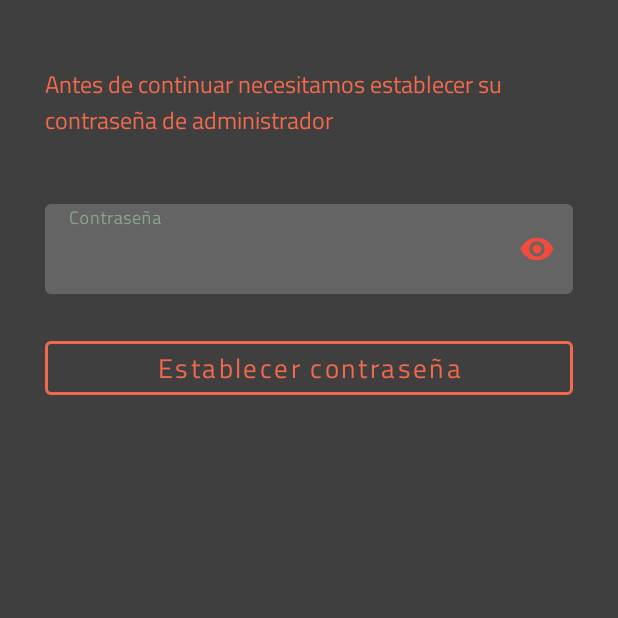
After one commit to SrCrux/Inin, an Android app: the SetPasswordAdministradorActivity screen opened directly, with no data from a screen before it, on a phone screen of 412 x 824 dp, the top half of it. The commit adds this screen. Run offline under Robolectric (Android 15) with nearby library versions, the phone set to English and light mode, and no system bars.

Commit message:
Registro de empresas e inicio de sesión terminado + Contraseña Admin y clases Usuario

```diff
--- a/app/src/main/AndroidManifest.xml
+++ b/app/src/main/AndroidManifest.xml
@@ -13,10 +13,13 @@
         android:theme="@style/Base.Theme.Inin"
         tools:targetApi="31" >
         <activity
+            android:name=".SetPasswordAdministradorActivity"
+            android:exported="false" />
+        <activity
             android:name=".RegistroEmpresasActivity"
             android:exported="false" />
         <activity
-            android:name=".RegistroUsuariosActivity"
+            android:name=".UsuariosActivity"
             android:exported="false" />
         <activity
             android:name=".InicioSesionEmpresasActivity"
--- a/app/src/main/java/com/example/inin/daoEmpresa.java
+++ b/app/src/main/java/com/example/inin/EmpresaDao.java
@@ -4,21 +4,15 @@ import android.content.ContentValues;
 import android.content.Context;
 import android.database.Cursor;
 import android.database.sqlite.SQLiteDatabase;
-import java.util.ArrayList;
 
-public class daoEmpresa {
+public class EmpresaDao {
 
     private final SQLiteDatabase database;
-    private final Context ct;
-    private final String nombreBdEmpresa = "BDEmpresa";
-    private final String CREAR_TABLA="create table if not exists empresa(idEmpresa integer primary key autoincrement, nombreEmpresa text, nifEmpresa text)";
-    private final String SELECT_EMPRESA_NOMBRE ="select * from empresa where upper(nombreEmpresa) = upper(?)";
-    private final String SELECT_EMPRESA_NIF ="select * from empresa where upper(nifEmpresa) = upper(?)";
+    private final String SELECT_EMPRESA_NOMBRE = "select * from empresa where upper(nombreEmpresa) = upper(?)";
+    private final String SELECT_EMPRESA_NIF = "select * from empresa where upper(nifEmpresa) = upper(?)";
 
-    public daoEmpresa(Context context) {
-        this.ct = context;
-        database = context.openOrCreateDatabase(nombreBdEmpresa,Context.MODE_PRIVATE,null);
-        database.execSQL(CREAR_TABLA);
+    public EmpresaDao(Context context) {
+        database = DataBase.getDatabase();
     }
 
     public Empresa getEmpresaPorNombre(String nombreEmpresa) {
@@ -54,17 +48,10 @@ public class daoEmpresa {
     }
 
     public boolean addEmpresa(String nombreEmpresa, String nifEmpresa) {
-        // Crear un ContentValues para almacenar los valores que se insertarán en la base de datos
         ContentValues values = new ContentValues();
         values.put("nombreEmpresa", nombreEmpresa);
         values.put("nifEmpresa", nifEmpresa);
-
-        // Insertar la empresa en la base de datos
         long result = database.insert("empresa", null, values);
-
-        // Comprobar si la inserción fue exitosa
-        return result != -1; // Si result es -1, significa que la inserción falló
+        return result != -1;
     }
-
-
 }
--- a/app/src/main/java/com/example/inin/PantallaCargaActivity.java
+++ b/app/src/main/java/com/example/inin/PantallaCargaActivity.java
@@ -23,6 +23,8 @@ public class PantallaCargaActivity extends AppCompatActivity {
             return insets;
         });
 
+        DataBase.openOrCreateDatabase(this);
+
         new Handler().postDelayed(new Runnable() {
             @Override
             public void run() {
--- /dev/null
+++ b/app/src/main/java/com/example/inin/SetPasswordAdministradorActivity.java
@@ -0,0 +1,112 @@
+package com.example.inin;
+
+import android.annotation.SuppressLint;
+import android.content.Intent;
+import android.graphics.Color;
+import android.os.Bundle;
+import android.view.MotionEvent;
+import android.widget.Button;
+import android.widget.Toast;
+
+import androidx.activity.EdgeToEdge;
+import androidx.appcompat.app.AppCompatActivity;
+import androidx.core.content.ContextCompat;
+import androidx.core.graphics.Insets;
+import androidx.core.view.ViewCompat;
+import androidx.core.view.WindowInsetsCompat;
+
+import com.google.android.material.textfield.TextInputEditText;
+import com.google.android.material.textfield.TextInputLayout;
+
+public class SetPasswordAdministradorActivity extends AppCompatActivity {
+
+    private Button establecerPassword;
+    private TextInputEditText passwordText;
+    private TextInputLayout passwordLayout;
+    private EmpresaDao empresaDao;
+    private UsuarioDao usuarioDao;
+
+    @Override
+    protected void onCreate(Bundle savedInstanceState) {
+        super.onCreate(savedInstanceState);
+        EdgeToEdge.enable(this);
+        setContentView(R.layout.activity_set_password_administrador);
+        ViewCompat.setOnApplyWindowInsetsListener(findViewById(R.id.main), (v, insets) -> {
+            Insets systemBars = insets.getInsets(WindowInsetsCompat.Type.systemBars());
+            v.setPadding(systemBars.left, systemBars.top, systemBars.right, systemBars.bottom);
+            return insets;
+        });
+
+        establecerPassword = findViewById(R.id.establecerPassword_btn);
+        passwordText = findViewById(R.id.textInputEditTextPasswordAdministrador);
+        passwordLayout = findViewById(R.id.textInputLayoutPasswordAdministrador);
+        empresaDao = new EmpresaDao(this);
+        usuarioDao = new UsuarioDao(this);
+
+        limpiarErrorPassword();
+        pulsarBotonEstablecerPassword();
+        cambiarColorPresionarBotonEstablecerPassword();
+
+
+    }
+public void pulsarBotonEstablecerPassword(){
+
+        establecerPassword.setOnClickListener(v -> {
+            String nombreEmpresa = RegistroEmpresasActivity.getNombreEmpresa();
+            String nifEmpresa = RegistroEmpresasActivity.getNifEmpresa();
+            String password = passwordText.getText().toString().trim();
+            String nombreUsuario = "Administrador";
+            boolean addEmpresa;
+            boolean addUsuario;
+
+            if (password.length()<8){
+                passwordLayout.setError("La contraseña debe tener al menos 8 caracteres.");
+            }else{
+                passwordLayout.setError(null);
+                addEmpresa = empresaDao.addEmpresa(nombreEmpresa, nifEmpresa);
+                addUsuario = usuarioDao.addUsuario(nombreUsuario,password,null,true,empresaDao.getEmpresaPorNombre(nombreEmpresa).getIdEmpresa());
+                if (!addEmpresa || !addUsuario){
+                    passwordLayout.setError("Error en el sistema al registrar empresa.");
+                }else {
+                    Toast.makeText(v.getContext(), "Registro realizado con exito", Toast.LENGTH_SHORT).show();
+                    Intent i = new Intent(SetPasswordAdministradorActivity.this, UsuariosActivity.class);
+                    startActivity(i);
+                }
+            }
+    });
+}
+
+public void limpiarErrorPassword(){
+
+        passwordText.setOnClickListener(v -> {
+
+            passwordLayout.setError(null);
+
+    });
+
+}
+
+    @SuppressLint("ClickableViewAccessibility")
+    public void cambiarColorPresionarBotonEstablecerPassword() {
+
+        int colorPresionado = ContextCompat.getColor(this, R.color.colorPrimaryWhite);
+        int colorNormal = Color.TRANSPARENT;
+
+        establecerPassword.setOnTouchListener((v, event) -> {
+            switch (event.getAction()) {
+                case MotionEvent.ACTION_DOWN:
+                    // Cambiar el color cuando se presiona
+                    establecerPassword.setBackgroundColor(colorPresionado);
+                    break;
+                case MotionEvent.ACTION_UP:
+                case MotionEvent.ACTION_CANCEL:
+                    // Cambiar el color de vuelta cuando se suelta
+                    establecerPassword.setBackgroundColor(colorNormal);
+                    break;
+            }
+            return false;
+        });
+    }
+
+
+}
--- /dev/null
+++ b/app/src/main/java/com/example/inin/UsuarioDao.java
@@ -0,0 +1,28 @@
+package com.example.inin;
+
+import android.content.ContentValues;
+import android.content.Context;
+import android.database.sqlite.SQLiteDatabase;
+
+public class UsuarioDao {
+
+    private final SQLiteDatabase database;
+
+
+    public UsuarioDao(Context context) {
+        database = DataBase.getDatabase();
+    }
+
+    public boolean addUsuario(String nombreUsuario, String passwordUsuario, String pinUsuario, boolean admin, int idEmpresa ){
+
+        ContentValues values = new ContentValues();
+        values.put("nombreUsuario", nombreUsuario);
+        values.put("passwordUsuario", passwordUsuario);
+        values.put("pinUsuario", pinUsuario);
+        values.put("admin", admin);
+        values.put("idEmpresa",idEmpresa);
+        long result = database.insert("usuario",null,values);
+        return result !=-1;
+    }
+
+}
--- a/app/src/main/java/com/example/inin/RegistroUsuariosActivity.java
+++ b/app/src/main/java/com/example/inin/UsuariosActivity.java
@@ -10,7 +10,7 @@ import androidx.core.graphics.Insets;
 import androidx.core.view.ViewCompat;
 import androidx.core.view.WindowInsetsCompat;
 
-public class RegistroUsuariosActivity extends AppCompatActivity {
+public class UsuariosActivity extends AppCompatActivity {
 
     private long botonRetrocederTiempo;
     private static final int INTERVALO_TIEMPO_SALIR = 2000;
@@ -19,7 +19,7 @@ public class RegistroUsuariosActivity extends AppCompatActivity {
     protected void onCreate(Bundle savedInstanceState) {
         super.onCreate(savedInstanceState);
         EdgeToEdge.enable(this);
-        setContentView(R.layout.activity_registro_usuarios);
+        setContentView(R.layout.activity_usuarios);
         ViewCompat.setOnApplyWindowInsetsListener(findViewById(R.id.main), (v, insets) -> {
             Insets systemBars = insets.getInsets(WindowInsetsCompat.Type.systemBars());
             v.setPadding(systemBars.left, systemBars.top, systemBars.right, systemBars.bottom);
--- a/app/src/main/res/layout/activity_registro_empresas.xml
+++ b/app/src/main/res/layout/activity_registro_empresas.xml
@@ -42,6 +42,7 @@
         android:layout_width="0dp"
         android:layout_height="wrap_content"
         android:layout_marginTop="15dp"
+        android:fontFamily="@font/tw_regular"
         android:text="@string/textoRegistro2_text"
         android:textColor="@color/colorSecondary"
         android:textSize="16sp"
--- /dev/null
+++ b/app/src/main/res/layout/activity_set_password_administrador.xml
@@ -0,0 +1,73 @@
+<?xml version="1.0" encoding="utf-8"?>
+<androidx.constraintlayout.widget.ConstraintLayout xmlns:android="http://schemas.android.com/apk/res/android"
+    xmlns:app="http://schemas.android.com/apk/res-auto"
+    xmlns:tools="http://schemas.android.com/tools"
+    android:id="@+id/main"
+    android:layout_width="match_parent"
+    android:layout_height="match_parent"
+    android:background="@color/colorPrimary"
+    tools:context=".SetPasswordAdministradorActivity">
+
+    <androidx.constraintlayout.widget.Guideline
+        android:id="@+id/guideline"
+        android:layout_width="wrap_content"
+        android:layout_height="wrap_content"
+        android:orientation="vertical"
+        app:layout_constraintGuide_begin="30dp" />
+
+    <androidx.constraintlayout.widget.Guideline
+        android:id="@+id/guideline2"
+        android:layout_width="wrap_content"
+        android:layout_height="wrap_content"
+        android:orientation="vertical"
+        app:layout_constraintGuide_end="30dp" />
+
+    <TextView
+        android:id="@+id/textView2"
+        android:layout_width="0dp"
+        android:layout_height="wrap_content"
+        android:layout_marginTop="44dp"
+        android:text="@string/setPasswordAdministrador_txt"
+        android:fontFamily="@font/tw_regular"
+        android:textColor="@color/colorSecondary"
+        android:textSize="16sp"
+        app:layout_constraintEnd_toStartOf="@+id/guideline2"
+        app:layout_constraintStart_toStartOf="@+id/guideline"
+        app:layout_constraintTop_toTopOf="parent" />
+
+    <com.google.android.material.textfield.TextInputLayout
+        android:id="@+id/textInputLayoutPasswordAdministrador"
+        style="@style/CustomTextInputLayout"
+        android:layout_width="0dp"
+        android:layout_height="wrap_content"
+        app:layout_constraintEnd_toStartOf="@+id/guideline2"
+        app:layout_constraintStart_toStartOf="@+id/guideline"
+        app:layout_constraintTop_toBottomOf="@+id/textView2"
+        app:passwordToggleEnabled="true"
+        app:passwordToggleTint="@color/colorSecondaryDark">
+
+        <com.google.android.material.textfield.TextInputEditText
+            android:id="@+id/textInputEditTextPasswordAdministrador"
+            android:layout_width="match_parent"
+            android:layout_height="wrap_content"
+            android:fontFamily="@font/tw_regular"
+            android:hint="@string/contraseña_lbl"
+            android:inputType="textPassword"
+            android:textColor="@color/colorTerciary"
+            android:textColorHighlight="@color/colorPrimaryWhite"
+            android:textSize="20sp" />
+        />
+    </com.google.android.material.textfield.TextInputLayout>
+
+    <Button
+        android:id="@+id/establecerPassword_btn"
+        style="@style/CustomButtonLayout"
+        android:layout_width="0dp"
+        android:layout_height="wrap_content"
+        android:text="@string/establecerPassword_btn"
+        app:layout_constraintEnd_toStartOf="@+id/guideline2"
+        app:layout_constraintStart_toStartOf="@+id/guideline"
+        app:layout_constraintTop_toBottomOf="@+id/textInputLayoutPasswordAdministrador" />
+
+
+</androidx.constraintlayout.widget.ConstraintLayout>
--- a/app/src/main/res/values/strings.xml
+++ b/app/src/main/res/values/strings.xml
@@ -28,4 +28,10 @@
     <string name="textoRegistro_text">¿Deseas formar parte de la familia Inin?</string>
     <string name="textoRegistro2_text">¡Inscribe tu empresa y descubre todas las ventajas de tener un inventario inteligente!</string>
 
+    <!--  ETIQUETAS Y BOTONES DE LA PANTALLA DE PASSWORD ADMINISTRADOR  -->
+
+    <string name="setPasswordAdministrador_txt">Antes de continuar necesitamos establecer su contraseña de administrador</string>
+    <string name="establecerPassword_btn">Establecer contraseña</string>
+    <string name="password_lbl">Contraseña</string>
+
 </resources>
```
Also changed, not shown: app/src/main/java/com/example/inin/DataBase.java (added, +26 -0 lines), app/src/main/java/com/example/inin/InicioSesionEmpresasActivity.java (+4 -5 lines), app/src/main/java/com/example/inin/RegistroEmpresasActivity.java (+23 -22 lines), app/src/main/java/com/example/inin/Usuario.java (added, +61 -0 lines), app/src/main/res/layout/activity_usuarios.xml (renamed from app/src/main/res/layout/activity_registro_usuarios.xml, +3 -8 lines).
